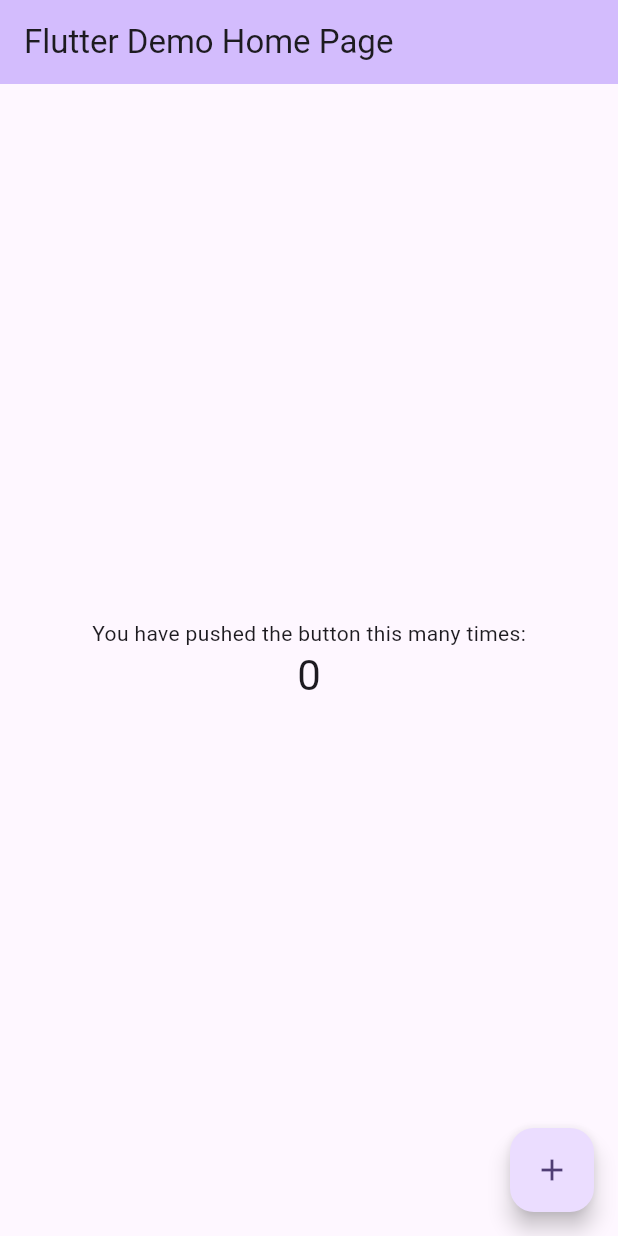
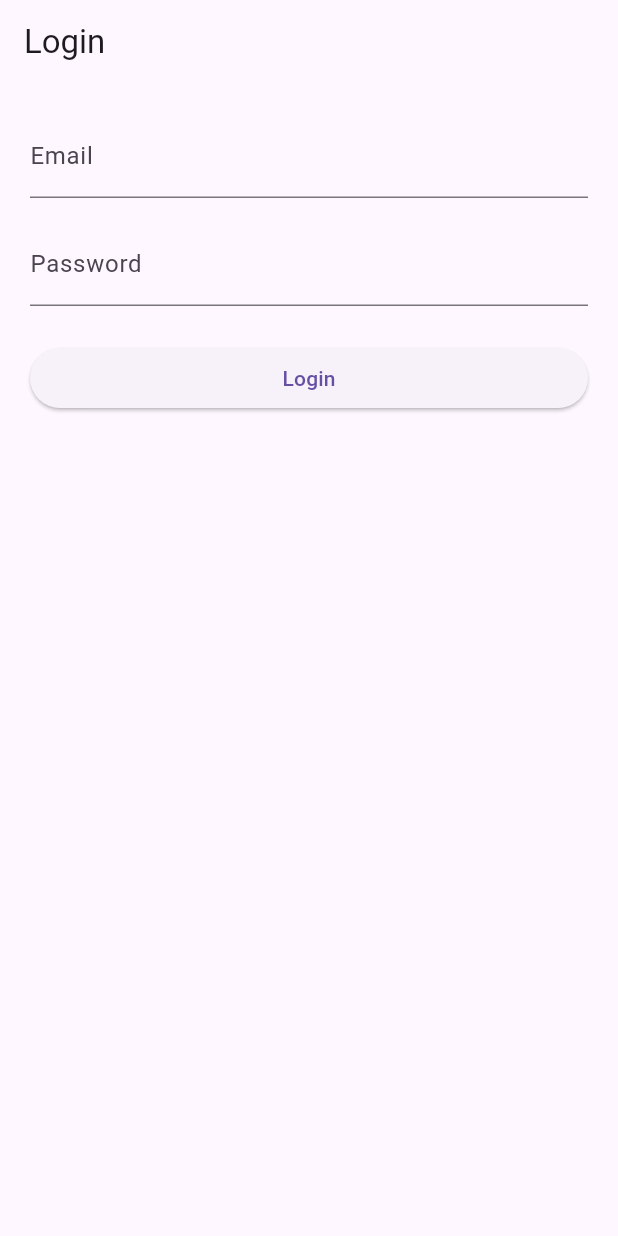
Before and after one commit to rhrazib/flutter_bloc_clean_arc, a Flutter app: the screen it shows after launch, on a phone screen of 412 x 824 dp. Run offline on Flutter 3.47's test engine with Material 3 defaults, Android fonts, the phone set to English and light mode, and no system bars; our stand-ins replace dio, equatable, flutter_bloc.

Commit message:
add files for auth

```diff
--- a/lib/features/auth/data/datasources/auth_remote_data_source.dart
+++ b/lib/features/auth/data/datasources/auth_remote_data_source.dart
@@ -0,0 +1,33 @@
+import 'package:dio/dio.dart';
+
+import '../models/login_response_model.dart';
+
+// DataSource শুধু API-এর সাথে কথা বলবে।
+//
+// Business logic এখানে রাখব না।
+
+abstract class AuthRemoteDataSource {
+  Future<LoginResponseModel> login(
+    String email,
+    String password,
+  );
+}
+
+class AuthRemoteDataSourceImpl implements AuthRemoteDataSource {
+  final Dio dio;
+
+  AuthRemoteDataSourceImpl(this.dio);
+
+  @override
+  Future<LoginResponseModel> login(String email, String password) async {
+    final response = await dio.post(
+      '/login',
+      data: {
+        'email': email,
+        'password': password,
+      },
+    );
+
+    return LoginResponseModel.fromJson(response.data as Map<String, dynamic>);
+  }
+}
--- a/lib/features/auth/data/repositories/auth_repository_impl.dart
+++ b/lib/features/auth/data/repositories/auth_repository_impl.dart
@@ -0,0 +1,22 @@
+import '../../domain/entities/user.dart';
+import '../../domain/repositories/auth_repository.dart';
+import '../datasources/auth_remote_data_source.dart';
+
+class AuthRepositoryImpl implements AuthRepository {
+  final AuthRemoteDataSource remoteDataSource;
+
+  AuthRepositoryImpl(this.remoteDataSource);
+
+  @override
+  Future<User> login(
+      String email,
+      String password,
+      ) async {
+    final response = await remoteDataSource.login(
+      email,
+      password,
+    );
+
+    return response.user;
+  }
+}
--- a/lib/features/auth/domain/entities/user.dart
+++ b/lib/features/auth/domain/entities/user.dart
@@ -0,0 +1,9 @@
+class User {
+  final int id;
+  final String name;
+
+  const User({
+    required this.id,
+    required this.name,
+  });
+}
--- a/lib/features/auth/domain/repositories/auth_repository.dart
+++ b/lib/features/auth/domain/repositories/auth_repository.dart
@@ -0,0 +1,8 @@
+import '../entities/user.dart';
+
+abstract class AuthRepository {
+  Future<User> login(
+      String email,
+      String password,
+      );
+}
--- a/lib/features/auth/domain/usecases/login.dart
+++ b/lib/features/auth/domain/usecases/login.dart
@@ -0,0 +1,16 @@
+import '../entities/user.dart';
+import '../repositories/auth_repository.dart';
+// The use case represents a single business operation.
+// In this case, the Login use case is responsible for executing the login operation through the repository.
+class Login {
+  final AuthRepository repository;
+
+  Login(this.repository);
+
+  Future<User> call(
+      String email,
+      String password,
+      ) {
+    return repository.login(email, password);
+  }
+}
--- a/lib/features/auth/presentation/bloc/login_bloc.dart
+++ b/lib/features/auth/presentation/bloc/login_bloc.dart
@@ -0,0 +1,53 @@
+import 'package:flutter_bloc/flutter_bloc.dart';
+
+import '../../domain/usecases/login.dart';
+import 'login_event.dart';
+import 'login_state.dart';
+// Event
+// ↓
+// Loading
+// ↓
+// UseCase
+// ↓
+// Success / Failure
+class LoginBloc extends Bloc<LoginEvent, LoginState> {
+  final Login login;
+
+  LoginBloc(this.login)
+      : super(const LoginState()) {
+    on<LoginSubmitted>(_onLoginSubmitted);
+  }
+
+  Future<void> _onLoginSubmitted(
+      LoginSubmitted event,
+      Emitter<LoginState> emit,
+      ) async {
+    emit(
+      state.copyWith(
+        status: LoginStatus.loading,
+        errorMessage: null,
+      ),
+    );
+
+    try {
+      final user = await login(
+        event.email,
+        event.password,
+      );
+
+      emit(
+        state.copyWith(
+          status: LoginStatus.success,
+          user: user,
+        ),
+      );
+    } catch (e) {
+      emit(
+        state.copyWith(
+          status: LoginStatus.failure,
+          errorMessage: e.toString(),
+        ),
+      );
+    }
+  }
+}
--- a/lib/features/auth/presentation/bloc/login_event.dart
+++ b/lib/features/auth/presentation/bloc/login_event.dart
@@ -0,0 +1,24 @@
+import 'package:equatable/equatable.dart';
+
+abstract class LoginEvent extends Equatable {
+  const LoginEvent();
+
+  @override
+  List<Object?> get props => [];
+}
+
+class LoginSubmitted extends LoginEvent {
+  final String email;
+  final String password;
+
+  const LoginSubmitted({
+    required this.email,
+    required this.password,
+  });
+
+  @override
+  List<Object?> get props => [
+    email,
+    password,
+  ];
+}
--- a/lib/features/auth/presentation/bloc/login_state.dart
+++ b/lib/features/auth/presentation/bloc/login_state.dart
@@ -0,0 +1,41 @@
+import 'package:equatable/equatable.dart';
+
+import '../../domain/entities/user.dart';
+
+enum LoginStatus {
+  initial,
+  loading,
+  success,
+  failure,
+}
+
+class LoginState extends Equatable {
+  final LoginStatus status;
+  final User? user;
+  final String? errorMessage;
+
+  const LoginState({
+    this.status = LoginStatus.initial,
+    this.user,
+    this.errorMessage,
+  });
+
+  LoginState copyWith({
+    LoginStatus? status,
+    User? user,
+    String? errorMessage,
+  }) {
+    return LoginState(
+      status: status ?? this.status,
+      user: user ?? this.user,
+      errorMessage: errorMessage,
+    );
+  }
+
+  @override
+  List<Object?> get props => [
+    status,
+    user,
+    errorMessage,
+  ];
+}
--- a/lib/features/auth/presentation/pages/login_page.dart
+++ b/lib/features/auth/presentation/pages/login_page.dart
@@ -0,0 +1,105 @@
+import 'package:flutter/material.dart';
+import 'package:flutter_bloc/flutter_bloc.dart';
+
+import '../bloc/login_bloc.dart';
+import '../bloc/login_event.dart';
+import '../bloc/login_state.dart';
+
+class LoginPage extends StatefulWidget {
+  const LoginPage({super.key});
+
+  @override
+  State<LoginPage> createState() => _LoginPageState();
+}
+
+class _LoginPageState extends State<LoginPage> {
+  final emailController = TextEditingController();
+  final passwordController = TextEditingController();
+
+  @override
+  void dispose() {
+    emailController.dispose();
+    passwordController.dispose();
+    super.dispose();
+  }
+
+  void _login() {
+    context.read<LoginBloc>().add(
+      LoginSubmitted(
+        email: emailController.text.trim(),
+        password: passwordController.text,
+      ),
+    );
+  }
+
+  @override
+  Widget build(BuildContext context) {
+    return Scaffold(
+      appBar: AppBar(
+        title: const Text('Login'),
+      ),
+      body: Padding(
+        padding: const EdgeInsets.all(20),
+        child: BlocConsumer<LoginBloc, LoginState>(
+          listener: (context, state) {
+            if (state.status == LoginStatus.success) {
+              ScaffoldMessenger.of(context).showSnackBar(
+                const SnackBar(
+                  content: Text('Login successful'),
+                ),
+              );
+            }
+
+            if (state.status == LoginStatus.failure) {
+              ScaffoldMessenger.of(context).showSnackBar(
+                SnackBar(
+                  content: Text(
+                    state.errorMessage ?? 'Login failed',
+                  ),
+                ),
+              );
+            }
+          },
+          builder: (context, state) {
+            final isLoading =
+                state.status == LoginStatus.loading;
+
+            return Column(
+              children: [
+                TextField(
+                  controller: emailController,
+                  keyboardType: TextInputType.emailAddress,
+                  decoration: const InputDecoration(
+                    labelText: 'Email',
+                  ),
+                ),
+
+                const SizedBox(height: 16),
+
+                TextField(
+                  controller: passwordController,
+                  obscureText: true,
+                  decoration: const InputDecoration(
+                    labelText: 'Password',
+                  ),
+                ),
+
+                const SizedBox(height: 24),
+
+                SizedBox(
+                  width: double.infinity,
+                  child: ElevatedButton(
+                    onPressed: isLoading ? null : _login,
+                    child: isLoading
+                        ? const CircularProgressIndicator()
+                        : const Text('Login'),
+                  ),
+                ),
+              ],
+            );
+          },
+        ),
+      ),
+    );
+  }
+}
--- a/lib/main.dart
+++ b/lib/main.dart
@@ -1,122 +1,69 @@
+import 'package:dio/dio.dart';
 import 'package:flutter/material.dart';
+import 'package:flutter_bloc/flutter_bloc.dart';
+
+import 'features/auth/data/datasources/auth_remote_data_source.dart';
+import 'features/auth/data/repositories/auth_repository_impl.dart';
+import 'features/auth/domain/usecases/login.dart';
+import 'features/auth/presentation/bloc/login_bloc.dart';
+import 'features/auth/presentation/pages/login_page.dart';
 
 void main() {
-  runApp(const MyApp());
+  final dio = Dio(
+    BaseOptions(
+      baseUrl: 'https://example.com/api',
+    ),
+  );
+
+  final remoteDataSource =
+  AuthRemoteDataSourceImpl(dio);
+
+  final repository =
+  AuthRepositoryImpl(remoteDataSource);
+
+  final loginUseCase =
+  Login(repository);
+
+  runApp(
+    MyApp(
+      loginUseCase: loginUseCase,
+    ),
+  );
 }
 
 class MyApp extends StatelessWidget {
-  const MyApp({super.key});
+  final Login loginUseCase;
 
-  // This widget is the root of your application.
+  const MyApp({
+    super.key,
+    required this.loginUseCase,
+  });
+
   @override
   Widget build(BuildContext context) {
     return MaterialApp(
-      title: 'Flutter Demo',
-      theme: ThemeData(
-        // This is the theme of your application.
-        //
-        // TRY THIS: Try running your application with "flutter run". You'll see
-        // the application has a purple toolbar. Then, without quitting the app,
-        // try changing the seedColor in the colorScheme below to Colors.green
-        // and then invoke "hot reload" (save your changes or press the "hot
-        // reload" button in a Flutter-supported IDE, or press "r" if you used
-        // the command line to start the app).
-        //
-        // Notice that the counter didn't reset back to zero; the application
-        // state is not lost during the reload. To reset the state, use hot
-        // restart instead.
-        //
-        // This works for code too, not just values: Most code changes can be
-        // tested with just a hot reload.
-        colorScheme: .fromSeed(seedColor: Colors.deepPurple),
+      home: BlocProvider(
+        create: (_) => LoginBloc(loginUseCase),
+        child: const LoginPage(),
       ),
-      home: const MyHomePage(title: 'Flutter Demo Home Page'),
     );
   }
 }
 
-class MyHomePage extends StatefulWidget {
-  const MyHomePage({super.key, required this.title});
-
-  // This widget is the home page of your application. It is stateful, meaning
-  // that it has a State object (defined below) that contains fields that affect
-  // how it looks.
-
-  // This class is the configuration for the state. It holds the values (in this
-  // case the title) provided by the parent (in this case the App widget) and
-  // used by the build method of the State. Fields in a Widget subclass are
-  // always marked "final".
-
-  final String title;
-
-  @override
-  State<MyHomePage> createState() => _MyHomePageState();
-}
-
-class _MyHomePageState extends State<MyHomePage> {
-  int _counter = 0;
-
-  void _incrementCounter() {
-    setState(() {
-      // This call to setState tells the Flutter framework that something has
-      // changed in this State, which causes it to rerun the build method below
-      // so that the display can reflect the updated values. If we changed
-      // _counter without calling setState(), then the build method would not be
-      // called again, and so nothing would appear to happen.
-      _counter++;
-    });
-  }
-
-  @override
-  Widget build(BuildContext context) {
-    // This method is rerun every time setState is called, for instance as done
-    // by the _incrementCounter method above.
-    //
-    // The Flutter framework has been optimized to make rerunning build methods
-    // fast, so that you can just rebuild anything that needs updating rather
-    // than having to individually change instances of widgets.
-    return Scaffold(
-      appBar: AppBar(
-        // TRY THIS: Try changing the color here to a specific color (to
-        // Colors.amber, perhaps?) and trigger a hot reload to see the AppBar
-        // change color while the other colors stay the same.
-        backgroundColor: Theme.of(context).colorScheme.inversePrimary,
-        // Here we take the value from the MyHomePage object that was created by
-        // the App.build method, and use it to set our appbar title.
-        title: Text(widget.title),
-      ),
-      body: Center(
-        // Center is a layout widget. It takes a single child and positions it
-        // in the middle of the parent.
-        child: Column(
-          // Column is also a layout widget. It takes a list of children and
-          // arranges them vertically. By default, it sizes itself to fit its
-          // children horizontally, and tries to be as tall as its parent.
-          //
-          // Column has various properties to control how it sizes itself and
-          // how it positions its children. Here we use mainAxisAlignment to
-          // center the children vertically; the main axis here is the vertical
-          // axis because Columns are vertical (the cross axis would be
-          // horizontal).
-          //
-          // TRY THIS: Invoke "debug painting" (choose the "Toggle Debug Paint"
-          // action in the IDE, or press "p" in the console), to see the
-          // wireframe for each widget.
-          mainAxisAlignment: .center,
-          children: [
-            const Text('You have pushed the button this many times:'),
-            Text(
-              '$_counter',
-              style: Theme.of(context).textTheme.headlineMedium,
-            ),
-          ],
-        ),
-      ),
-      floatingActionButton: FloatingActionButton(
-        onPressed: _incrementCounter,
-        tooltip: 'Increment',
-        child: const Icon(Icons.add),
-      ),
-    );
-  }
-}
+// LoginPage
+// ↓
+// LoginSubmitted Event
+// ↓
+// LoginBloc
+// ↓
+// Login UseCase
+// ↓
+// AuthRepository
+// ↓
+// AuthRepositoryImpl
+// ↓
+// AuthRemoteDataSource
+// ↓
+// Dio
+// ↓
+// API
```
Also changed, not shown: lib/features/auth/data/models/login_response_model.dart (added, +23 -0 lines), lib/features/auth/data/model/login_response_model.dart (deleted).
